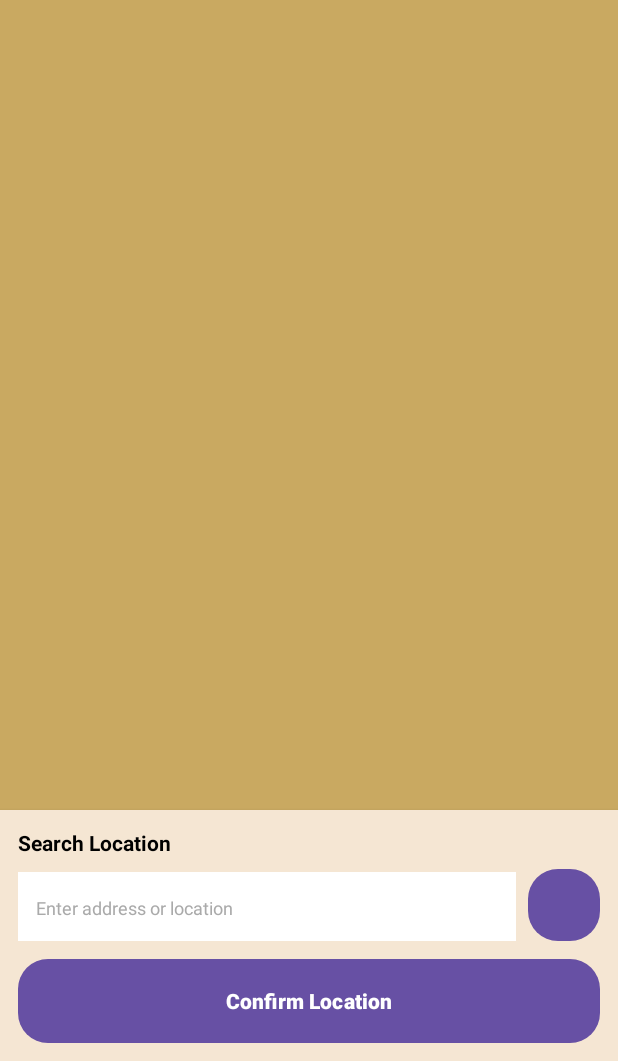
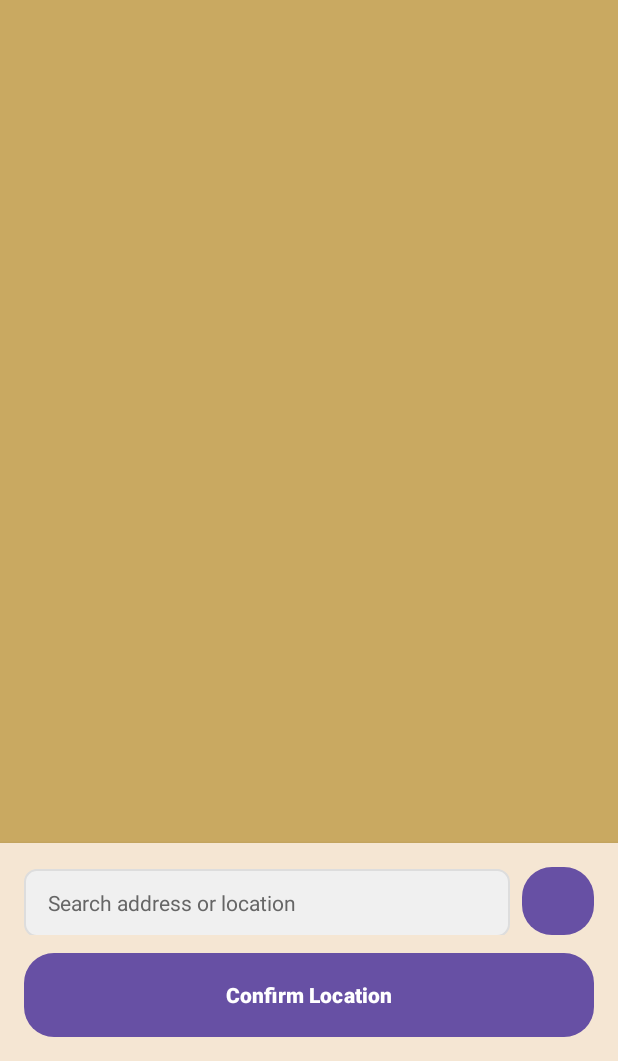
Before and after one commit to TeVaDaGame/Angkor-Rice-Shop, an Android app: the MapPickerActivity screen opened directly, with no data from a screen before it, on a phone screen of 412 x 824 dp, the part 175-1236 px from its top. Run offline under Robolectric (Android 15) with nearby library versions, the phone set to English and light mode, and no system bars.

Commit message:
Style map picker search bar to match main screen design

```diff
--- a/app/src/main/res/layout/activity_map_picker.xml
+++ b/app/src/main/res/layout/activity_map_picker.xml
@@ -68,17 +68,11 @@
         android:layout_height="wrap_content"
         android:orientation="vertical"
         android:background="#F5E6D3"
-        android:padding="12dp"
+        android:paddingTop="16dp"
+        android:paddingStart="16dp"
+        android:paddingEnd="16dp"
+        android:paddingBottom="16dp"
         android:elevation="4dp">
-
-        <TextView
-            android:layout_width="match_parent"
-            android:layout_height="wrap_content"
-            android:text="Search Location"
-            android:textSize="14sp"
-            android:textStyle="bold"
-            android:textColor="#000000"
-            android:layout_marginBottom="8dp" />
 
         <LinearLayout
             android:layout_width="match_parent"
@@ -89,22 +83,24 @@
             <EditText
                 android:id="@+id/etSearchAddress"
                 android:layout_width="0dp"
-                android:layout_height="48dp"
+                android:layout_height="45dp"
                 android:layout_weight="1"
-                android:hint="Enter address or location"
-                android:textSize="12sp"
-                android:textColor="#333333"
-                android:textColorHint="#AAAAAA"
-                android:padding="12dp"
-                android:background="#FFFFFF"
+                android:hint="Search address or location"
+                android:textSize="14sp"
+                android:textColor="#000000"
+                android:textColorHint="#666666"
+                android:paddingStart="16dp"
+                android:paddingEnd="16dp"
+                android:background="@drawable/search_bar_background"
                 android:inputType="text"
                 android:gravity="center_vertical"
-                android:layout_marginEnd="8dp" />
+                android:layout_marginEnd="8dp"
+                android:cursorVisible="false" />
 
             <Button
                 android:id="@+id/btnSearchLocation"
                 android:layout_width="48dp"
-                android:layout_height="48dp"
+                android:layout_height="45dp"
                 android:text="🔍"
                 android:textSize="18sp"
                 android:textColor="#FFFFFF"
```
